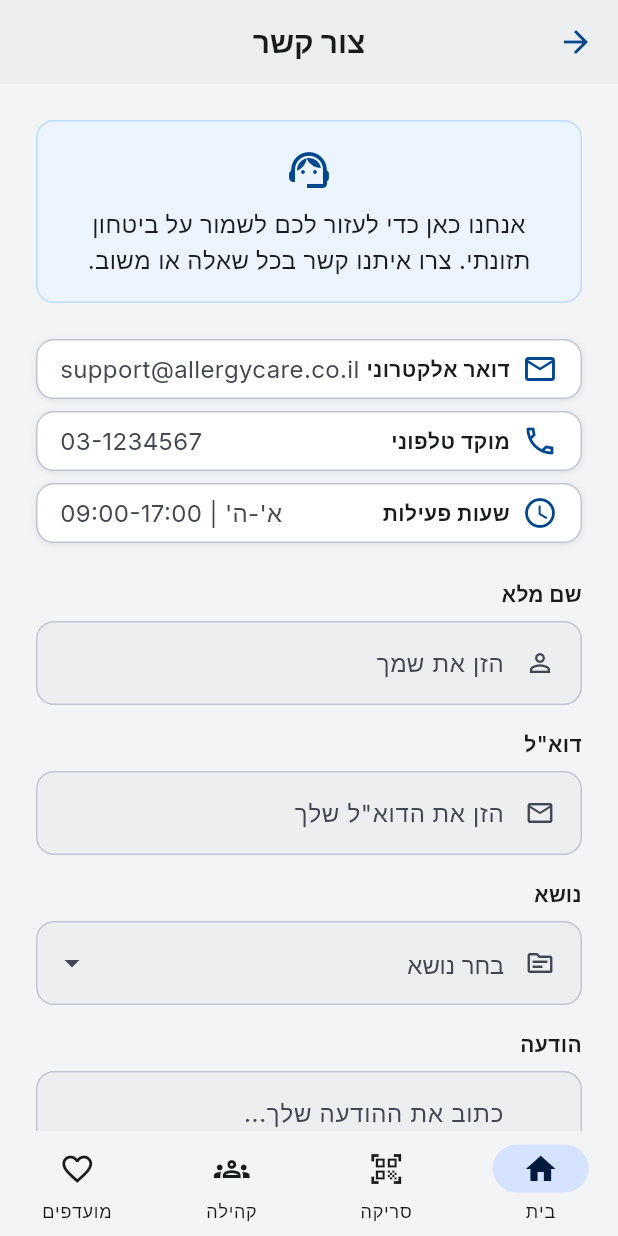
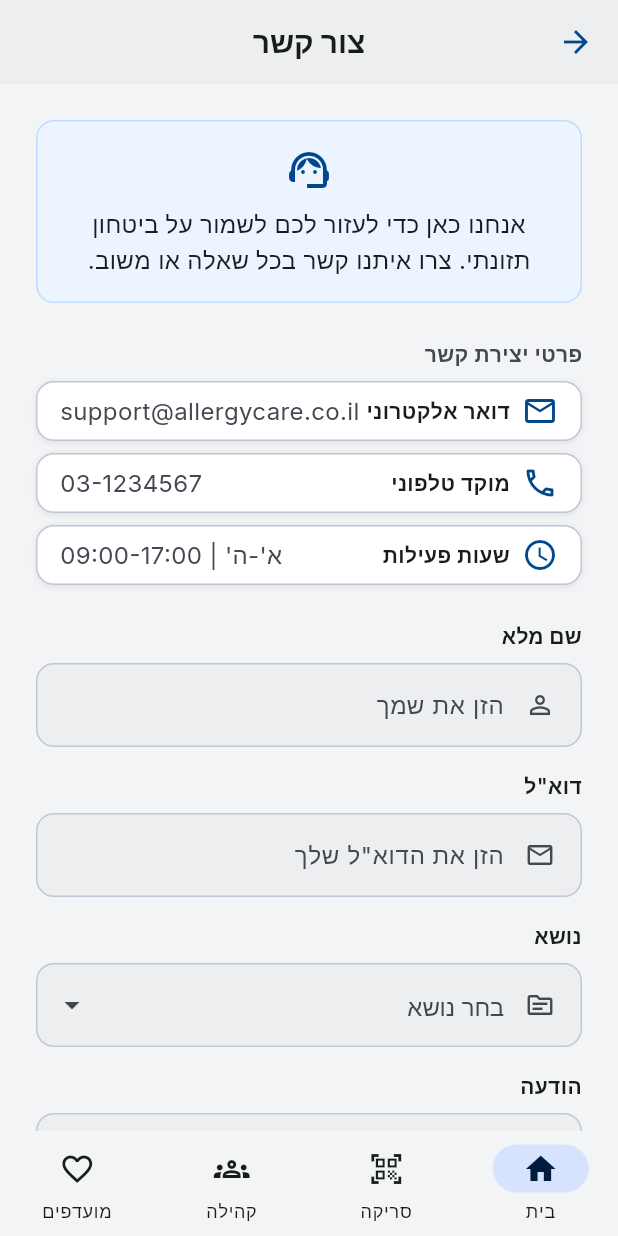
Before and after one commit to Maortz/allergy-detector, a Flutter app: the ContactScreen screen opened directly, on a phone screen of 412 x 824 dp. Run offline on Flutter 3.47's test engine with Material 3 defaults, Android fonts, the phone set to English and light mode, and no system bars; our stand-ins replace google_fonts, image_picker, package_info_plus, permission_handler, shared_preferences, supabase_flutter; missing offline and left inert: mobile_scanner; accounts and stored records are empty; network calls fail.

Commit message:
fix(contact-us): add 'פרטי יצירת קשר' section heading above contact-method rows (#234)
Adds the missing section heading ('פרטי יצירת קשר') in _buildContactMethods()
above the three ContactMethodRows per spec §2.2/§4.2. Uses AppTypography.labelBold
+ AppColors.onSurfaceVariant tokens and AppSpacing.sm gap — no hardcoded values.
flutter analyze: 0 issues.

Closes #234

Co-Authored-By: Claude Opus 4.8 <noreply@anthropic.com>

```diff
--- a/app/lib/screens/contact_screen.dart
+++ b/app/lib/screens/contact_screen.dart
@@ -335,6 +335,13 @@ class _ContactScreenState extends State<ContactScreen> {
     return Column(
       crossAxisAlignment: CrossAxisAlignment.stretch,
       children: [
+        // Section heading above the three contact rows (contact-us.md §2.2/§4.2).
+        Text(
+          'פרטי יצירת קשר',
+          style: AppTypography.labelBold
+              .copyWith(color: AppColors.onSurfaceVariant),
+        ),
+        const SizedBox(height: AppSpacing.sm),
         _buildContactRow(
           icon: Icons.email_outlined,
           label: 'דואר אלקטרוני',
```
